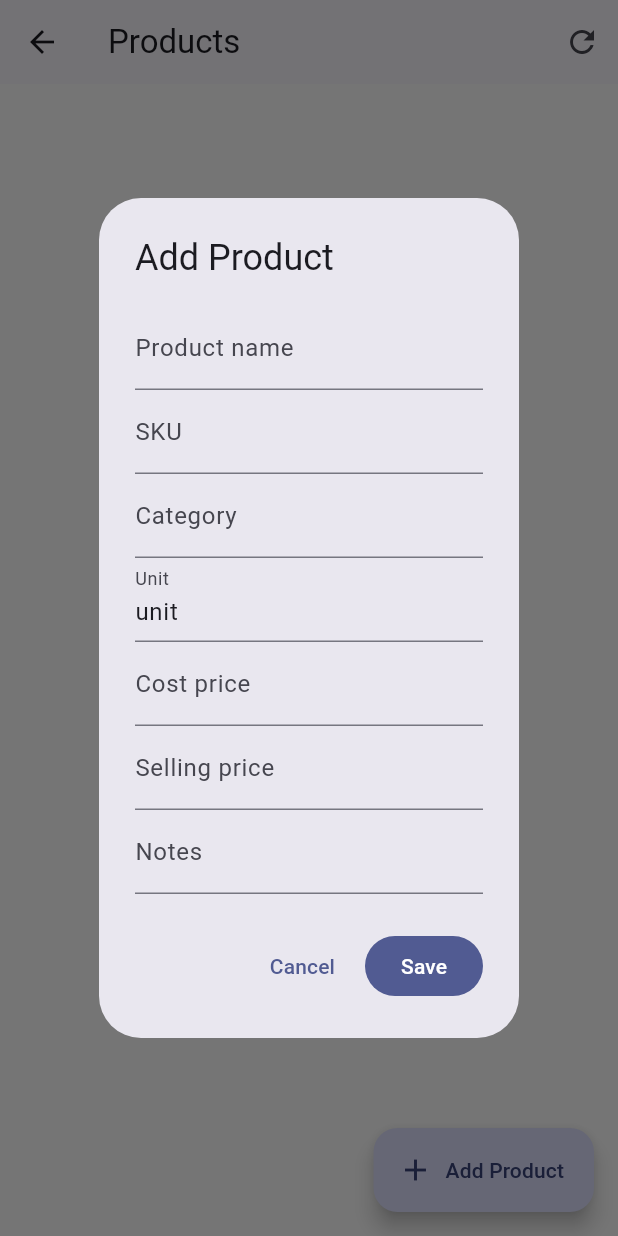
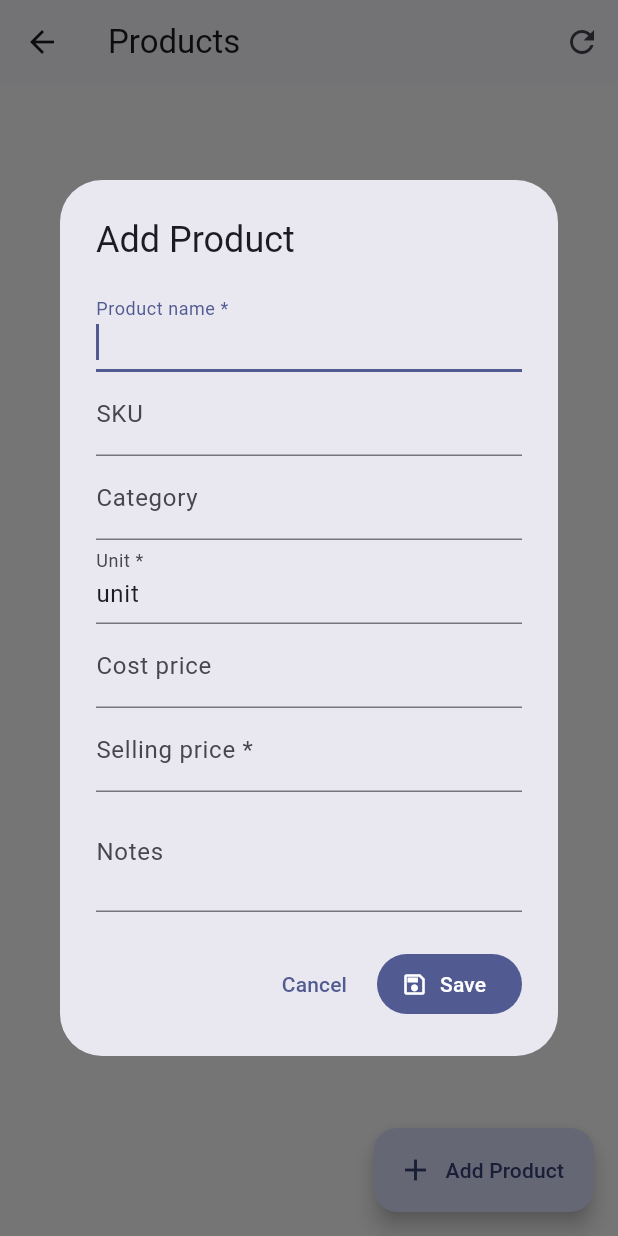
Before and after one commit to panashegwapedza/ASAM, a Flutter app: the ProductsPage screen opened directly, after a tap on "Add Product", on a phone screen of 412 x 824 dp. Run offline on Flutter 3.47's test engine with Material 3 defaults, Android fonts, the phone set to English and light mode, and no system bars; our stand-ins replace supabase_flutter; accounts and stored records are empty; network calls fail.

Commit message:
fix: make product dialog resilient and close on save

```diff
--- a/lib/features/products/presentation/products_page.dart
+++ b/lib/features/products/presentation/products_page.dart
@@ -21,30 +21,39 @@ class _ProductsPageState extends State<ProductsPage> {
   @override
   void initState() {
     super.initState();
-    _repository = SupabaseProductRepository(
-      Supabase.instance.client,
-    );
+    _repository = SupabaseProductRepository(Supabase.instance.client);
     _loadProducts();
   }
 
   Future<void> _loadProducts() async {
+    if (mounted) {
       setState(() {
         _loading = true;
         _error = null;
       });
+    }
 
     try {
       final products = await _repository.getProducts();
-
       if (!mounted) return;
-
       setState(() {
         _products = products;
         _loading = false;
       });
+    } on PostgrestException catch (error) {
+      if (!mounted) return;
+      setState(() {
+        _error = _postgrestMessage(error);
+        _loading = false;
+      });
+    } on AuthException catch (error) {
+      if (!mounted) return;
+      setState(() {
+        _error = error.message;
+        _loading = false;
+      });
     } catch (error) {
       if (!mounted) return;
-
       setState(() {
         _error = error.toString();
         _loading = false;
@@ -60,39 +69,109 @@ class _ProductsPageState extends State<ProductsPage> {
     final costController = TextEditingController();
     final sellingController = TextEditingController();
     final notesController = TextEditingController();
+    var saving = false;
 
+    try {
       final saved = await showDialog<bool>(
         context: context,
-      builder: (context) {
+        barrierDismissible: false,
+        builder: (dialogContext) {
+          return StatefulBuilder(
+            builder: (context, setDialogState) {
+              Future<void> save() async {
+                if (saving) return;
+
+                final name = nameController.text.trim();
+                final unit = unitController.text.trim();
+                final sellingPrice = double.tryParse(
+                  sellingController.text.trim(),
+                );
+
+                if (name.isEmpty || unit.isEmpty || sellingPrice == null) {
+                  ScaffoldMessenger.of(context).showSnackBar(
+                    const SnackBar(
+                      content: Text(
+                        'Enter a product name, unit and valid selling price.',
+                      ),
+                    ),
+                  );
+                  return;
+                }
+
+                setDialogState(() => saving = true);
+
+                try {
+                  await _repository.createProduct(
+                    name: name,
+                    unit: unit,
+                    sku: _nullable(skuController.text),
+                    category: _nullable(categoryController.text),
+                    costPrice: double.tryParse(costController.text.trim()),
+                    sellingPrice: sellingPrice,
+                    notes: _nullable(notesController.text),
+                  );
+
+                  if (!dialogContext.mounted) return;
+                  Navigator.of(dialogContext).pop(true);
+                } on PostgrestException catch (error) {
+                  if (!dialogContext.mounted) return;
+                  setDialogState(() => saving = false);
+                  ScaffoldMessenger.of(dialogContext).showSnackBar(
+                    SnackBar(content: Text(_postgrestMessage(error))),
+                  );
+                } on AuthException catch (error) {
+                  if (!dialogContext.mounted) return;
+                  setDialogState(() => saving = false);
+                  ScaffoldMessenger.of(dialogContext).showSnackBar(
+                    SnackBar(content: Text(error.message)),
+                  );
+                } catch (error) {
+                  if (!dialogContext.mounted) return;
+                  setDialogState(() => saving = false);
+                  ScaffoldMessenger.of(dialogContext).showSnackBar(
+                    SnackBar(content: Text(error.toString())),
+                  );
+                }
+              }
+
               return AlertDialog(
                 title: const Text('Add Product'),
-          content: SingleChildScrollView(
+                content: SizedBox(
+                  width: 520,
+                  child: SingleChildScrollView(
                     child: Column(
                       mainAxisSize: MainAxisSize.min,
                       children: [
                         TextField(
                           controller: nameController,
-                  decoration:
-                      const InputDecoration(labelText: 'Product name'),
+                          autofocus: true,
+                          textInputAction: TextInputAction.next,
+                          decoration: const InputDecoration(
+                            labelText: 'Product name *',
+                          ),
                         ),
                         TextField(
                           controller: skuController,
+                          textInputAction: TextInputAction.next,
                           decoration: const InputDecoration(labelText: 'SKU'),
                         ),
                         TextField(
                           controller: categoryController,
+                          textInputAction: TextInputAction.next,
                           decoration:
                               const InputDecoration(labelText: 'Category'),
                         ),
                         TextField(
                           controller: unitController,
-                  decoration: const InputDecoration(labelText: 'Unit'),
+                          textInputAction: TextInputAction.next,
+                          decoration: const InputDecoration(labelText: 'Unit *'),
                         ),
                         TextField(
                           controller: costController,
                           keyboardType: const TextInputType.numberWithOptions(
                             decimal: true,
                           ),
+                          textInputAction: TextInputAction.next,
                           decoration:
                               const InputDecoration(labelText: 'Cost price'),
                         ),
@@ -101,54 +180,57 @@ class _ProductsPageState extends State<ProductsPage> {
                           keyboardType: const TextInputType.numberWithOptions(
                             decimal: true,
                           ),
-                  decoration:
-                      const InputDecoration(labelText: 'Selling price'),
+                          textInputAction: TextInputAction.next,
+                          decoration: const InputDecoration(
+                            labelText: 'Selling price *',
+                          ),
                         ),
                         TextField(
                           controller: notesController,
+                          minLines: 2,
+                          maxLines: 4,
                           decoration: const InputDecoration(labelText: 'Notes'),
                         ),
                       ],
                     ),
                   ),
+                ),
                 actions: [
                   TextButton(
-              onPressed: () => Navigator.pop(context, false),
+                    onPressed: saving
+                        ? null
+                        : () => Navigator.of(dialogContext).pop(false),
                     child: const Text('Cancel'),
                   ),
-            FilledButton(
-              onPressed: () async {
-                final name = nameController.text.trim();
-                final unit = unitController.text.trim();
-
-                if (name.isEmpty || unit.isEmpty) {
-                  return;
-                }
-
-                await _repository.createProduct(
-                  name: name,
-                  unit: unit,
-                  sku: _nullable(skuController.text),
-                  category: _nullable(categoryController.text),
-                  costPrice: double.tryParse(costController.text),
-                  sellingPrice:
-                      double.tryParse(sellingController.text) ?? 0,
-                  notes: _nullable(notesController.text),
-                );
-
-                if (context.mounted) {
-                  Navigator.pop(context, true);
-                }
-              },
-              child: const Text('Save'),
+                  FilledButton.icon(
+                    onPressed: saving ? null : save,
+                    icon: saving
+                        ? const SizedBox(
+                            width: 16,
+                            height: 16,
+                            child: CircularProgressIndicator(strokeWidth: 2),
+                          )
+                        : const Icon(Icons.save_outlined),
+                    label: Text(saving ? 'Saving…' : 'Save'),
                   ),
                 ],
+              );
+            },
           );
         },
       );
 
       if (saved == true) {
         await _loadProducts();
+      }
+    } finally {
+      nameController.dispose();
+      skuController.dispose();
+      categoryController.dispose();
+      unitController.dispose();
+      costController.dispose();
+      sellingController.dispose();
+      notesController.dispose();
     }
   }
 
@@ -157,12 +239,19 @@ class _ProductsPageState extends State<ProductsPage> {
     return trimmed.isEmpty ? null : trimmed;
   }
 
-  String _price(Product product) {
-    if (product.sellingPrice == null) {
-      return 'Price not set';
+  String _postgrestMessage(PostgrestException error) {
+    final parts = <String>[];
+    if (error.message.trim().isNotEmpty) parts.add(error.message.trim());
+    if (error.details?.toString().trim().isNotEmpty == true) {
+      parts.add(error.details.toString().trim());
+    }
+    if (error.code.trim().isNotEmpty) parts.add('code ${error.code}');
+    return parts.isEmpty ? 'Supabase request failed.' : parts.join(' — ');
   }
 
-    return product.sellingPrice!.toStringAsFixed(2);
+  String _price(Product product) {
+    final price = product.sellingPrice;
+    return price == null ? 'Price not set' : price.toStringAsFixed(2);
   }
 
   @override
@@ -172,7 +261,7 @@ class _ProductsPageState extends State<ProductsPage> {
         title: const Text('Products'),
         actions: [
           IconButton(
-            onPressed: _loadProducts,
+            onPressed: _loading ? null : _loadProducts,
             icon: const Icon(Icons.refresh),
             tooltip: 'Refresh',
           ),
@@ -183,21 +272,21 @@ class _ProductsPageState extends State<ProductsPage> {
         icon: const Icon(Icons.add),
         label: const Text('Add Product'),
       ),
-      body: _buildBody(),
+      body: SafeArea(child: _buildBody()),
     );
   }
 
   Widget _buildBody() {
     if (_loading) {
-      return const Center(
-        child: CircularProgressIndicator(),
-      );
+      return const Center(child: CircularProgressIndicator());
     }
 
     if (_error != null) {
       return Center(
-        child: Padding(
+        child: SingleChildScrollView(
           padding: const EdgeInsets.all(24),
+          child: ConstrainedBox(
+            constraints: const BoxConstraints(maxWidth: 700),
             child: Column(
               mainAxisSize: MainAxisSize.min,
               children: [
@@ -208,16 +297,14 @@ class _ProductsPageState extends State<ProductsPage> {
                   style: TextStyle(fontSize: 18),
                 ),
                 const SizedBox(height: 8),
-              Text(
-                _error!,
-                textAlign: TextAlign.center,
-              ),
+                Text(_error!, textAlign: TextAlign.center),
                 const SizedBox(height: 16),
                 FilledButton(
                   onPressed: _loadProducts,
                   child: const Text('Retry'),
                 ),
               ],
+            ),
           ),
         ),
       );
@@ -239,22 +326,18 @@ class _ProductsPageState extends State<ProductsPage> {
         itemCount: _products.length,
         itemBuilder: (context, index) {
           final product = _products[index];
-
           return Card(
             margin: const EdgeInsets.only(bottom: 12),
             child: ListTile(
               leading: CircleAvatar(
                 child: Text(
-                  product.name.isEmpty
-                      ? '?'
-                      : product.name[0].toUpperCase(),
+                  product.name.isEmpty ? '?' : product.name[0].toUpperCase(),
                 ),
               ),
               title: Text(product.name),
               subtitle: Text(
                 '${product.category ?? 'Uncategorised'} • '
-                '${product.unit} • '
-                'Price: ${_price(product)}',
+                '${product.unit} • Price: ${_price(product)}',
               ),
               trailing: Icon(
                 product.active
```
Lines whose indentation alone changed are shown as unchanged.
